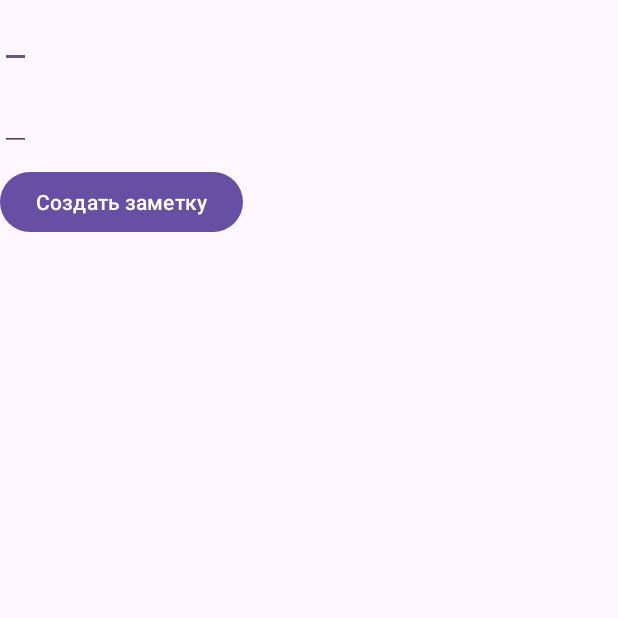
After one commit to Aleksei-L/Quick, an Android app: the CreateQuickActivity screen opened directly, with no data from a screen before it, on a phone screen of 412 x 824 dp, the top half of it. The commit adds this screen. Run offline under Robolectric (Android 15) with nearby library versions, the phone set to English and light mode, and no system bars; our stand-ins replace Room's generated code.

Commit message:
- Добавлена собственная панель для приложения - Добавлена возможность создания новых заметок

```diff
--- a/app/src/main/AndroidManifest.xml
+++ b/app/src/main/AndroidManifest.xml
@@ -12,6 +12,9 @@
 		android:supportsRtl="true"
 		android:theme="@style/Theme.ToDoList"
 		tools:targetApi="31">
+		<activity
+			android:name=".activity.CreateQuickActivity"
+			android:exported="false" />
 		<activity
 			android:name=".activity.DetailActivity"
 			android:exported="false"
--- /dev/null
+++ b/app/src/main/java/com/example/todolist/activity/CreateQuickActivity.kt
@@ -0,0 +1,49 @@
+package com.example.todolist.activity
+
+import android.os.Bundle
+import android.widget.Button
+import android.widget.EditText
+import androidx.appcompat.app.AppCompatActivity
+import androidx.room.Room
+import com.example.todolist.R
+import com.example.todolist.data.PRIORITY
+import com.example.todolist.data.Quick
+import com.example.todolist.db.QuickDatabase
+import kotlinx.coroutines.CoroutineScope
+import kotlinx.coroutines.Dispatchers
+import kotlinx.coroutines.launch
+
+class CreateQuickActivity : AppCompatActivity() {
+	override fun onCreate(savedInstanceState: Bundle?) {
+		super.onCreate(savedInstanceState)
+		setContentView(R.layout.activity_create_quick)
+
+		val createQuickButton = findViewById<Button>(R.id.create)
+		val title = findViewById<EditText>(R.id.edit_title)
+		val description = findViewById<EditText>(R.id.edit_description)
+
+
+		createQuickButton.setOnClickListener {
+			val db = Room.databaseBuilder(
+				this,
+				QuickDatabase::class.java,
+				"quick_database"
+			).build()
+
+			val job = CoroutineScope(Dispatchers.IO).launch {
+				val quick = db.quickDao()
+				quick.insertQuick(
+					Quick(
+						0,
+						title.text.toString(),
+						description.text.toString(),
+						PRIORITY.MEDIUM
+					)
+				)
+			}
+
+			onBackPressed()
+		}
+
+	}
+}
--- /dev/null
+++ b/app/src/main/res/layout/activity_create_quick.xml
@@ -0,0 +1,29 @@
+<?xml version="1.0" encoding="utf-8"?>
+<LinearLayout xmlns:android="http://schemas.android.com/apk/res/android"
+	xmlns:tools="http://schemas.android.com/tools"
+	android:id="@+id/main"
+	android:layout_width="match_parent"
+	android:layout_height="match_parent"
+	android:orientation="vertical"
+	tools:context=".activity.CreateQuickActivity">
+
+	<EditText
+		android:id="@+id/edit_title"
+		android:layout_width="wrap_content"
+		android:layout_height="wrap_content" />
+
+	<EditText
+		android:id="@+id/edit_description"
+		android:layout_width="wrap_content"
+		android:layout_height="wrap_content"
+		android:layout_marginTop="10dp" />
+
+	<Button
+		android:id="@+id/create"
+		android:layout_width="wrap_content"
+		android:layout_height="wrap_content"
+		android:text="@string/create_quick_button"
+		android:layout_marginTop="10dp" />
+
+
+</LinearLayout>
--- /dev/null
+++ b/app/src/main/res/layout/toolbar.xml
@@ -0,0 +1,6 @@
+<?xml version="1.0" encoding="utf-8"?>
+<androidx.appcompat.widget.Toolbar xmlns:android="http://schemas.android.com/apk/res/android"
+	android:layout_width="match_parent"
+	android:layout_height="?attr/actionBarSize">
+
+</androidx.appcompat.widget.Toolbar>
--- a/app/src/main/res/values-night/themes.xml
+++ b/app/src/main/res/values-night/themes.xml
@@ -1,6 +1,6 @@
 <resources xmlns:tools="http://schemas.android.com/tools">
 	<!-- Base application theme. -->
-	<style name="Base.Theme.ToDoList" parent="Theme.Material3.DayNight">
+	<style name="Base.Theme.ToDoList" parent="Theme.Material3.DayNight.NoActionBar">
 		<!-- Customize your dark theme here. -->
 		<!-- <item name="colorPrimary">@color/my_dark_primary</item> -->
 	</style>
--- a/app/src/main/res/values/colors.xml
+++ b/app/src/main/res/values/colors.xml
@@ -1,5 +1,6 @@
 <?xml version="1.0" encoding="utf-8"?>
 <resources>
-	<color name="black">#FF000000</color>
-	<color name="white">#FFFFFFFF</color>
+	<color name="back_primary_light">#F7F6F2</color>
+	<color name="back_secondary_light">#FFFFFFFF</color>
+	<color name="back_elevated_light">#FFFFFFFF</color>
 </resources>
--- a/app/src/main/res/values/strings.xml
+++ b/app/src/main/res/values/strings.xml
@@ -7,4 +7,5 @@
 		<item>Обычный</item>
 		<item>Высокий</item>
 	</string-array>
+	<string name="create_quick_button">Создать заметку</string>
 </resources>
--- a/app/src/main/res/values/themes.xml
+++ b/app/src/main/res/values/themes.xml
@@ -1,8 +1,8 @@
 <resources xmlns:tools="http://schemas.android.com/tools">
 	<!-- Base application theme. -->
-	<style name="Base.Theme.ToDoList" parent="Theme.Material3.DayNight">
+	<style name="Base.Theme.ToDoList" parent="Theme.Material3.DayNight.NoActionBar">
 		<!-- Customize your light theme here. -->
-		<!-- <item name="colorPrimary">@color/my_light_primary</item> -->
+		<!--<item name="colorPrimary">@color/back_primary_light</item>-->
 	</style>
 
 	<style name="Theme.ToDoList" parent="Base.Theme.ToDoList" />
```
Also changed, not shown: app/src/main/java/com/example/todolist/activity/MainActivity.kt (+26 -0 lines), app/src/main/res/drawable-anydpi/ic_add_quick.xml (added, +11 -0 lines), app/src/main/res/layout/activity_main.xml (+4 -14 lines), app/src/main/res/menu/main_menu.xml (added, +9 -0 lines), app/src/main/res/drawable-hdpi/ic_add_quick.png (added), app/src/main/res/drawable-mdpi/ic_add_quick.png (added), app/src/main/res/drawable-xhdpi/ic_add_quick.png (added), app/src/main/res/drawable-xxhdpi/ic_add_quick.png (added).
